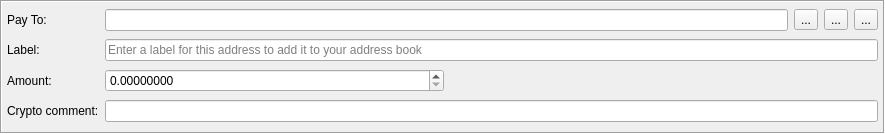
Before: the Qt Designer form src/gui/ui/transferframe.ui in Vetro7/RoyaltiesGUI, drawn with Qt 5.
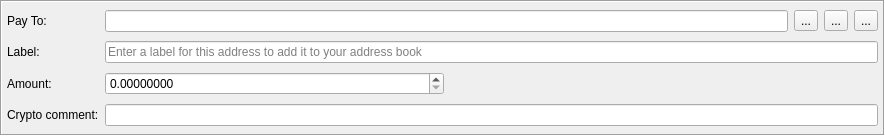
After: the same form once the commit is applied. Icons and pictures are not drawn.

```diff
--- a/src/gui/ui/transferframe.ui
+++ b/src/gui/ui/transferframe.ui
@@ -7,7 +7,7 @@
     <x>0</x>
     <y>0</y>
     <width>885</width>
-    <height>134</height>
+    <height>136</height>
    </rect>
   </property>
   <property name="windowTitle">
```
Left out of the diff: 17 changed lines with no effect on the pictures.
